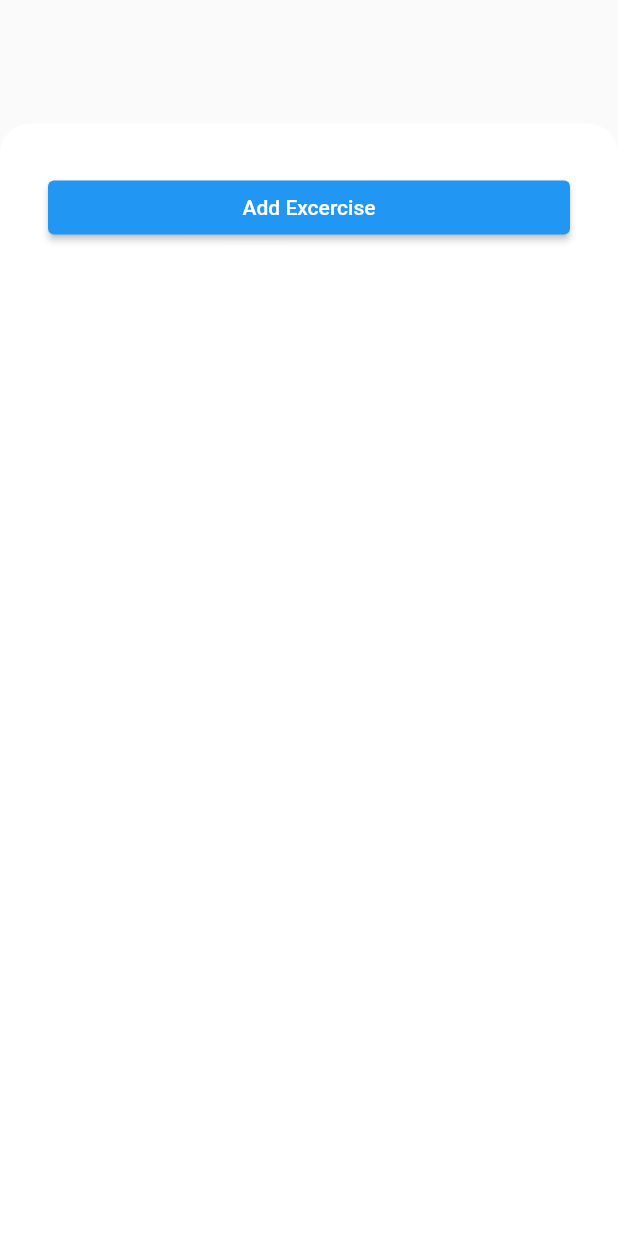
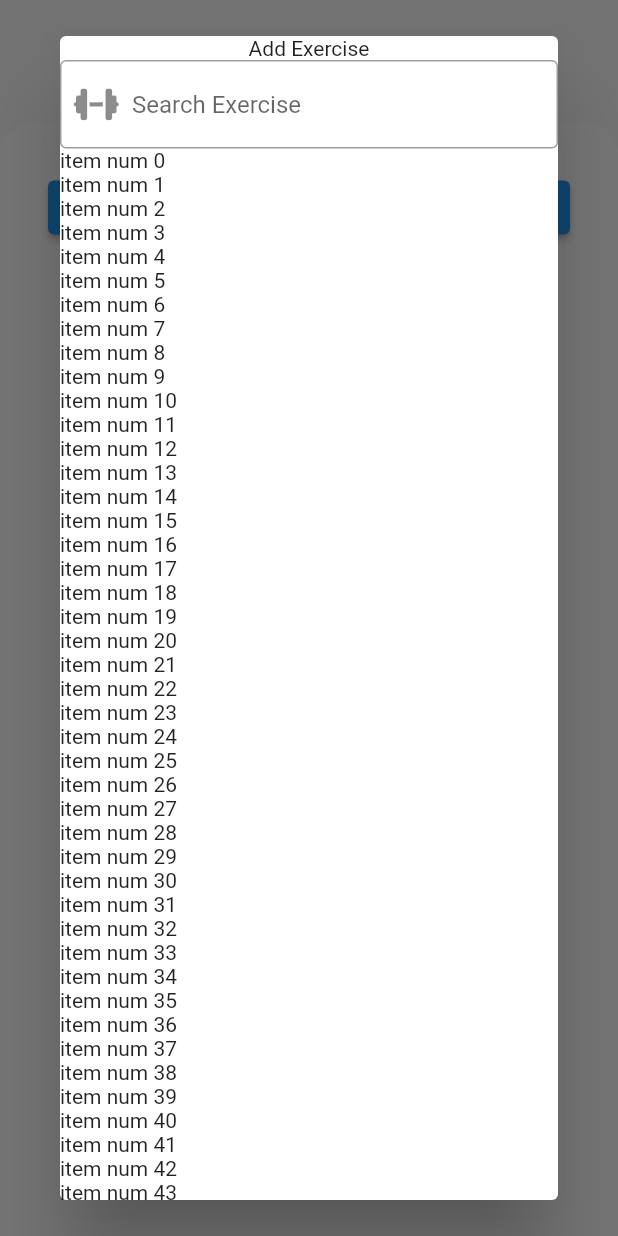
Before and after one commit to hanjung2/dart-demo, a Flutter app: the NewWorkoutPage widget shown alone on an empty page, opened directly, after a tap on "Add Excercise", on a phone screen of 412 x 824 dp. Run offline on Flutter 3.47's test engine with Material 2 defaults, Android fonts, the phone set to English and light mode, and no system bars; our stand-ins replace font_awesome_flutter.

Commit message:
add dialog box

```diff
--- a/lib/pages/new_workout_page.dart
+++ b/lib/pages/new_workout_page.dart
@@ -1,4 +1,6 @@
 import 'package:flutter/material.dart';
+
+import '../widgets/add_exercise_dialog.dart';
 
 class NewWorkoutPage extends StatefulWidget {
   const NewWorkoutPage({super.key});
@@ -8,15 +10,17 @@ class NewWorkoutPage extends StatefulWidget {
 }
 
 class _NewWorkoutPage extends State<NewWorkoutPage> {
+  Widget buildDialog() => const NewExerciseDialog();
+
   @override
   Widget build(BuildContext context) {
     return DraggableScrollableSheet(
       minChildSize: .3,
       initialChildSize: .9,
       builder: (_, controller) => Container(
-        decoration: BoxDecoration(
+        decoration: const BoxDecoration(
           color: Colors.white,
-          borderRadius: const BorderRadius.vertical(
+          borderRadius: BorderRadius.vertical(
             top: Radius.circular(20),
           ),
         ),
@@ -25,7 +29,8 @@ class _NewWorkoutPage extends State<NewWorkoutPage> {
           controller: controller,
           children: [
             ElevatedButton(
-              onPressed: () {},
+              onPressed: () => showDialog(
+                  context: context, builder: (context) => buildDialog()),
               child: const Text('Add Excercise'),
             )
           ],
--- /dev/null
+++ b/lib/widgets/add_exercise_dialog.dart
@@ -0,0 +1,42 @@
+import 'package:flutter/material.dart';
+import 'package:font_awesome_flutter/font_awesome_flutter.dart';
+
+class NewExerciseDialog extends StatefulWidget {
+  const NewExerciseDialog({super.key});
+
+  @override
+  State<NewExerciseDialog> createState() => _NewExerciseDialog();
+}
+
+class _NewExerciseDialog extends State<NewExerciseDialog> {
+  @override
+  Widget build(BuildContext context) {
+    return Dialog(
+      child: Column(
+        // ignore: prefer_const_literals_to_create_immutables
+        children: [
+          const Center(
+            child: Text('Add Exercise'),
+          ),
+          // ignore: prefer_const_constructors
+          TextField(
+            keyboardType: TextInputType.text,
+            // ignore: prefer_const_constructors
+            decoration: InputDecoration(
+              border: const OutlineInputBorder(),
+              prefixIcon: const Icon(FontAwesomeIcons.dumbbell),
+              hintText: 'Search Exercise',
+            ),
+          ),
+          Expanded(
+            child: ListView.builder(
+              itemBuilder: (_, index) => Container(
+                child: Text('item num $index'),
+              ),
+            ),
+          )
+        ],
+      ),
+    );
+  }
+}
```
